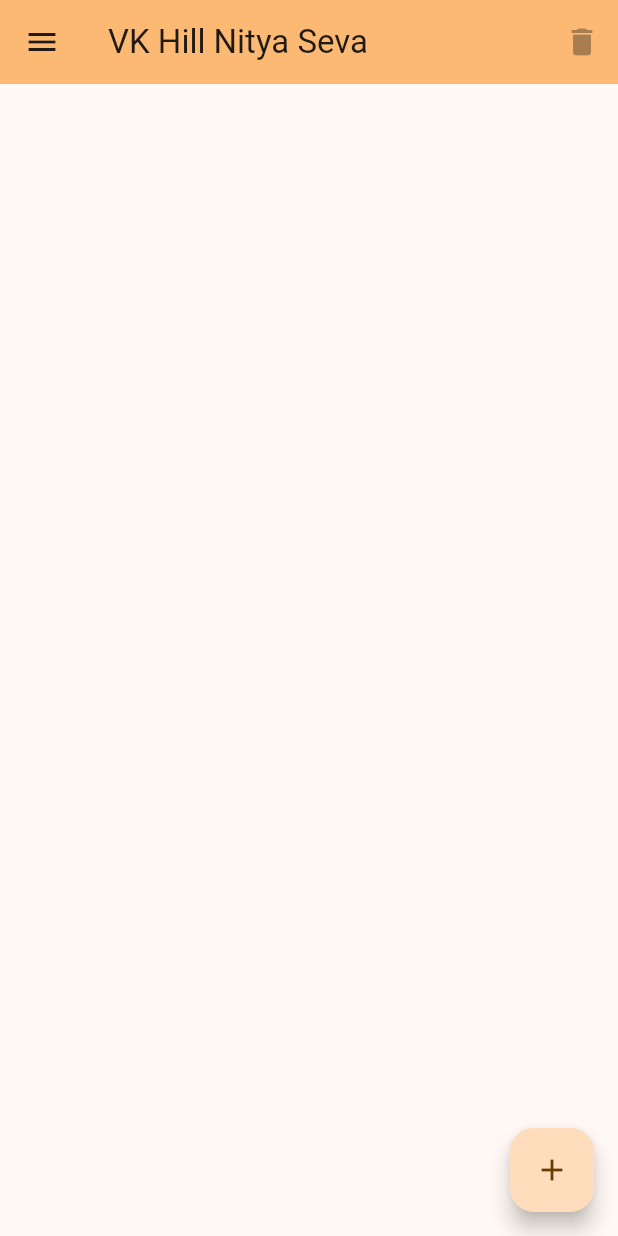
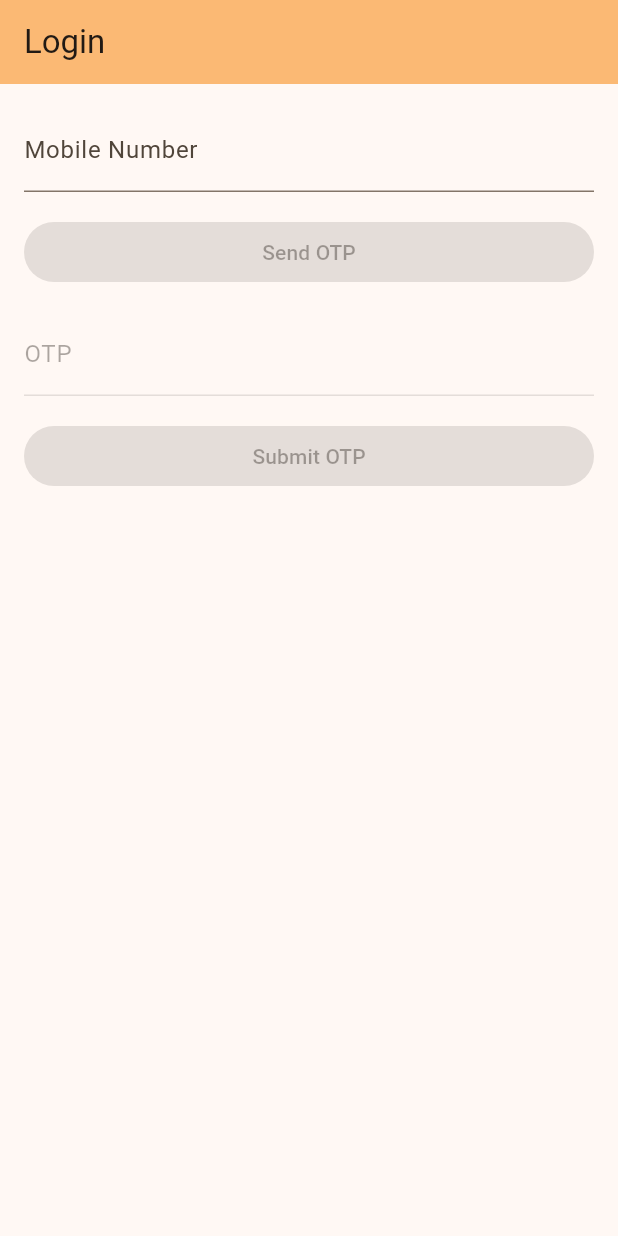
Before and after one commit to JD1411GH/nitya_seva, a Flutter app: the screen it shows after launch, on a phone screen of 412 x 824 dp. Run offline on Flutter 3.47's test engine with Material 3 defaults, Android fonts, the phone set to English and light mode, and no system bars; our stand-ins replace firebase_auth, firebase_core, shared_preferences; accounts and stored records are empty.

Commit message:
login screen

```diff
--- a/lib/auth.dart
+++ b/lib/auth.dart
@@ -1,6 +1,107 @@
 import 'dart:io';
 
 import 'package:firebase_auth/firebase_auth.dart';
+import 'package:flutter/material.dart';
+
+class LoginScreen extends StatefulWidget {
+  const LoginScreen({super.key});
+
+  @override
+  _LoginScreenState createState() => _LoginScreenState();
+}
+
+class _LoginScreenState extends State<LoginScreen> {
+  final TextEditingController _mobileNumberController = TextEditingController();
+  final TextEditingController _otpController = TextEditingController();
+  bool _isOtpFieldEnabled = false;
+  bool _isSubmitButtonEnabled = false;
+  bool _isSendOtpButtonEnabled = false;
+
+  @override
+  void initState() {
+    super.initState();
+    _mobileNumberController.addListener(_onMobileNumberChanged);
+    _otpController.addListener(_onOtpChanged);
+  }
+
+  @override
+  void dispose() {
+    _mobileNumberController.dispose();
+    _otpController.dispose();
+    super.dispose();
+  }
+
+  void _onMobileNumberChanged() {
+    final mobileNumber = _mobileNumberController.text;
+    final isValidMobileNumber = RegExp(r'^\d{10}$').hasMatch(mobileNumber);
+    setState(() {
+      _isSendOtpButtonEnabled = isValidMobileNumber;
+    });
+  }
+
+  void _onOtpChanged() {
+    final otp = _otpController.text;
+    setState(() {
+      _isSubmitButtonEnabled = otp.isNotEmpty;
+    });
+  }
+
+  void _sendOTP() {
+    // Your logic to send OTP
+    setState(() {
+      _isOtpFieldEnabled = true;
+    });
+  }
+
+  void _submitOTP() {
+    // Your logic to submit OTP
+  }
+
+  @override
+  Widget build(BuildContext context) {
+    return Scaffold(
+      appBar: AppBar(
+        title: Text('Login'),
+        backgroundColor: Theme.of(context).colorScheme.inversePrimary,
+      ),
+      body: Container(
+        padding: EdgeInsets.all(16.0),
+        child: Column(
+          crossAxisAlignment: CrossAxisAlignment.stretch,
+          children: [
+            TextFormField(
+              controller: _mobileNumberController,
+              decoration: InputDecoration(
+                labelText: 'Mobile Number',
+                prefixText: '+91',
+              ),
+              keyboardType: TextInputType.phone,
+            ),
+            SizedBox(height: 16.0),
+            ElevatedButton(
+              onPressed: _isSendOtpButtonEnabled ? _sendOTP : null,
+              child: Text('Send OTP'),
+            ),
+            SizedBox(height: 16.0),
+            TextFormField(
+              controller: _otpController,
+              decoration: InputDecoration(
+                labelText: 'OTP',
+              ),
+              keyboardType: TextInputType.number,
+              enabled: _isOtpFieldEnabled,
+            ),
+            SizedBox(height: 16.0),
+            ElevatedButton(
+              onPressed: _isSubmitButtonEnabled ? _submitOTP : null,
+              child: Text('Submit OTP'),
+            ),
+          ],
+        ),
+      ),
+    );
+  }
+}
 
 Future<void> loginUser(String phone) async {
   FirebaseAuth _auth = FirebaseAuth.instance;
--- a/lib/main.dart
+++ b/lib/main.dart
@@ -12,7 +12,6 @@ import 'package:firebase_core/firebase_core.dart';
 Future<void> main() async {
   WidgetsFlutterBinding.ensureInitialized();
   await Firebase.initializeApp();
-  await loginUser("+918050645849");
 
   runApp(const NityaSevaApp());
 }
@@ -31,7 +30,8 @@ class NityaSevaApp extends StatelessWidget {
             ColorScheme.fromSeed(seedColor: Color.fromARGB(255, 222, 150, 67)),
         useMaterial3: true,
       ),
-      home: const HomePage(title: 'VK Hill Nitya Seva'),
+      // home: const HomePage(title: 'VK Hill Nitya Seva'),
+      home: const LoginScreen(),
     );
   }
 }
```
